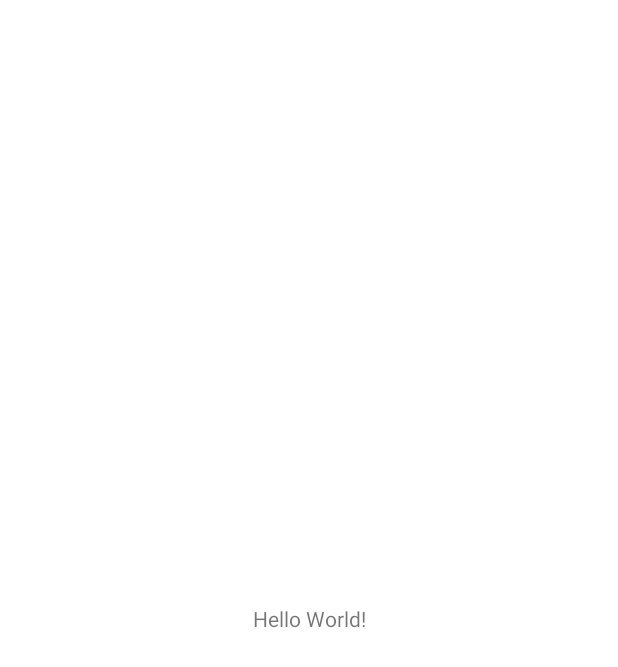
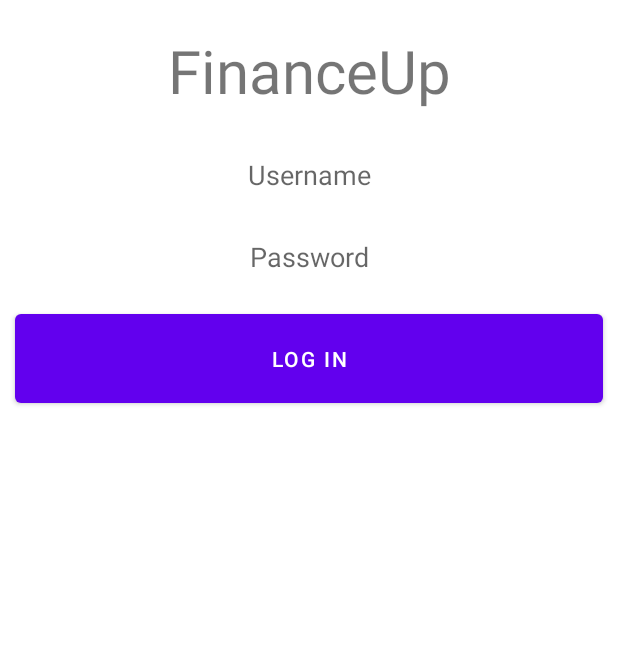
Before and after one commit to victortulabot/FinanceUp, an Android app: the screen it shows after launch (MainActivity), on a phone screen of 412 x 824 dp. Before the commit the part shown is almost empty. Shown: the top 667 px of the screen. Run offline under Robolectric (Android 15) with nearby library versions, the phone set to English and light mode, and no system bars.

Commit message:
Login page draft

```diff
--- a/app/src/main/res/layout/activity_main.xml
+++ b/app/src/main/res/layout/activity_main.xml
@@ -7,12 +7,56 @@
     tools:context=".MainActivity">
 
     <TextView
-        android:layout_width="wrap_content"
+        android:id="@+id/tv_signup"
+        android:text="FinanceUp"
+        android:textSize="40sp"
+        android:gravity="center"
+        android:layout_width="match_parent"
         android:layout_height="wrap_content"
-        android:text="Hello World!"
-        app:layout_constraintBottom_toBottomOf="parent"
+        android:padding="10dp"
+        android:layout_margin="10dp"
+        app:layout_constraintTop_toTopOf="parent"
+        app:layout_constraintRight_toRightOf="parent"
         app:layout_constraintLeft_toLeftOf="parent"
+        />
+
+    <EditText
+        android:id="@+id/et_username"
+        android:hint="Username"
+        android:gravity="center"
+        android:layout_width="match_parent"
+        android:layout_height="wrap_content"
+        android:padding="10dp"
+        android:layout_margin="10dp"
+        android:background="@color/white"
+        app:layout_constraintTop_toBottomOf="@+id/tv_signup"
         app:layout_constraintRight_toRightOf="parent"
-        app:layout_constraintTop_toTopOf="parent" />
+        app:layout_constraintLeft_toLeftOf="parent"
+        />
+
+    <EditText
+        android:id="@+id/et_password"
+        android:hint="Password"
+        android:inputType="textPassword"
+        android:gravity="center"
+        android:layout_width="match_parent"
+        android:layout_height="wrap_content"
+        android:padding="10dp"
+        android:layout_margin="10dp"
+        android:background="@color/white"
+        app:layout_constraintTop_toBottomOf="@+id/et_username"
+        app:layout_constraintRight_toRightOf="parent"
+        app:layout_constraintLeft_toLeftOf="parent"
+        />
+
+    <Button
+        android:id="@+id/btnplay"
+        android:text="Log In"
+        android:padding="20dp"
+        android:layout_margin="10dp"
+        android:layout_width="match_parent"
+        android:layout_height="wrap_content"
+        app:layout_constraintTop_toBottomOf="@id/et_password"
+        />
 
 </androidx.constraintlayout.widget.ConstraintLayout>
```
